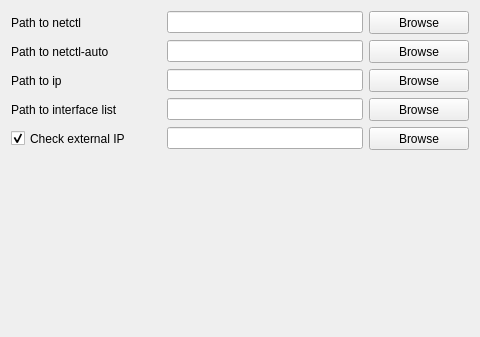
Before: the Qt Designer form sources/plasmoid/dataengine.ui in arcan1s/netctl-gui, drawn with Qt 5.
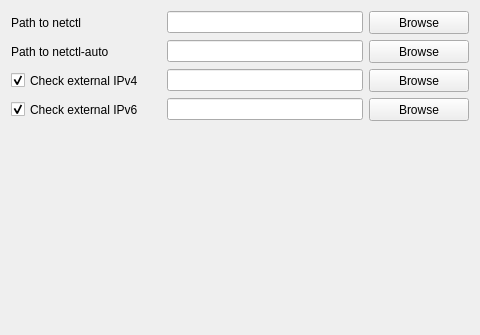
After: the same form once the commit is applied.

Patch:
```diff
--- a/sources/plasmoid/dataengine.ui
+++ b/sources/plasmoid/dataengine.ui
@@ -7,7 +7,7 @@
     <x>0</x>
     <y>0</y>
     <width>480</width>
-    <height>337</height>
+    <height>335</height>
    </rect>
   </property>
   <property name="minimumSize">
@@ -86,72 +86,6 @@
      </item>
     </layout>
    </item>
-   <item>
-    <layout class="QHBoxLayout" name="layout_ip">
-     <item>
-      <widget class="QLabel" name="label_ip">
-       <property name="minimumSize">
-        <size>
-         <width>150</width>
-         <height>23</height>
-        </size>
-       </property>
-       <property name="text">
-        <string>Path to ip</string>
-       </property>
-      </widget>
-     </item>
-     <item>
-      <widget class="QLineEdit" name="lineEdit_ip"/>
-     </item>
-     <item>
-      <widget class="QPushButton" name="pushButton_ip">
-       <property name="minimumSize">
-        <size>
-         <width>100</width>
-         <height>23</height>
-        </size>
-       </property>
-       <property name="text">
-        <string>Browse</string>
-       </property>
-      </widget>
-     </item>
-    </layout>
-   </item>
-   <item>
-    <layout class="QHBoxLayout" name="layout_interface">
-     <item>
-      <widget class="QLabel" name="label_interface">
-       <property name="minimumSize">
-        <size>
-         <width>150</width>
-         <height>23</height>
-        </size>
-       </property>
-       <property name="text">
-        <string>Path to interface list</string>
-       </property>
-      </widget>
-     </item>
-     <item>
-      <widget class="QLineEdit" name="lineEdit_interface"/>
-     </item>
-     <item>
-      <widget class="QPushButton" name="pushButton_interface">
-       <property name="minimumSize">
-        <size>
-         <width>100</width>
-         <height>23</height>
-        </size>
-       </property>
-       <property name="text">
-        <string>Browse</string>
-       </property>
-      </widget>
-     </item>
-    </layout>
-   </item>
    <item>
     <layout class="QHBoxLayout" name="layout_extIp">
      <item>
@@ -163,7 +97,7 @@
         </size>
        </property>
        <property name="text">
-        <string>Check external IP</string>
+        <string>Check external IPv4</string>
        </property>
        <property name="checked">
         <bool>true</bool>
@@ -188,6 +122,42 @@
      </item>
     </layout>
    </item>
+   <item>
+    <layout class="QHBoxLayout" name="layout_extIp6">
+     <item>
+      <widget class="QCheckBox" name="checkBox_extIp6">
+       <property name="minimumSize">
+        <size>
+         <width>150</width>
+         <height>23</height>
+        </size>
+       </property>
+       <property name="text">
+        <string>Check external IPv6</string>
+       </property>
+       <property name="checked">
+        <bool>true</bool>
+       </property>
+      </widget>
+     </item>
+     <item>
+      <widget class="QLineEdit" name="lineEdit_extIp6"/>
+     </item>
+     <item>
+      <widget class="QPushButton" name="pushButton_extIp6">
+       <property name="minimumSize">
+        <size>
+         <width>100</width>
+         <height>23</height>
+        </size>
+       </property>
+       <property name="text">
+        <string>Browse</string>
+       </property>
+      </widget>
+     </item>
+    </layout>
+   </item>
    <item>
     <spacer name="verticalSpacer_dataengine">
      <property name="orientation">
```
Left out of the diff: 1 changed line with no effect on the pictures.
